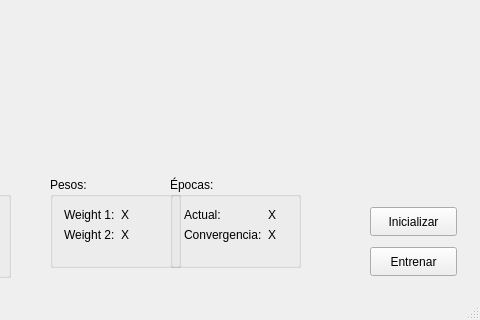
This is mainwindow.ui in Adriantega12/Perceptron as Qt 5 draws it before an edit; both pictures show x 420 to 900 and y 280 to 600 of the 900 by 600 pixel window. The edited form follows.
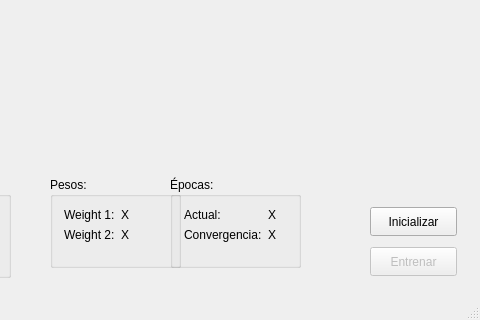
This is the edited form. Custom widgets are drawn as their Qt base class.

Diff of the .ui file:
```diff
--- a/mainwindow.ui
+++ b/mainwindow.ui
@@ -48,6 +48,9 @@
     </property>
    </widget>
    <widget class="QPushButton" name="trainBttn">
+    <property name="enabled">
+     <bool>false</bool>
+    </property>
     <property name="geometry">
      <rect>
       <x>790</x>
```
